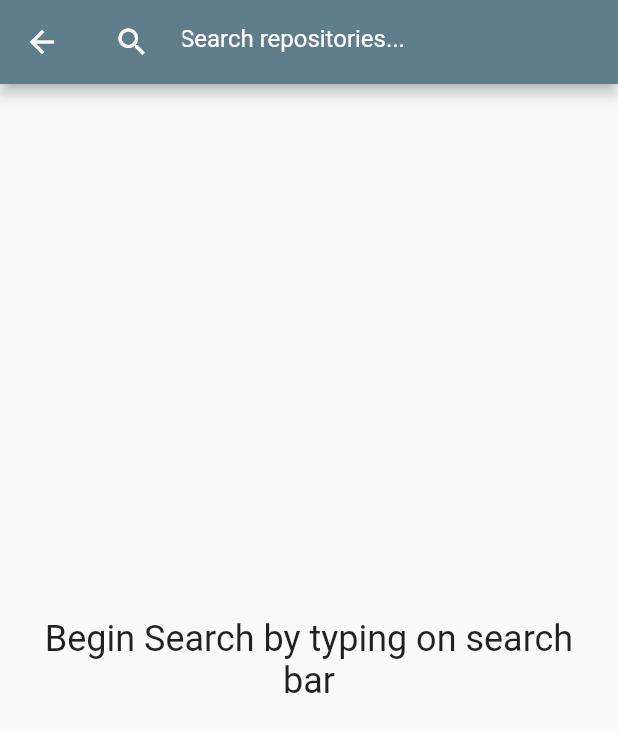
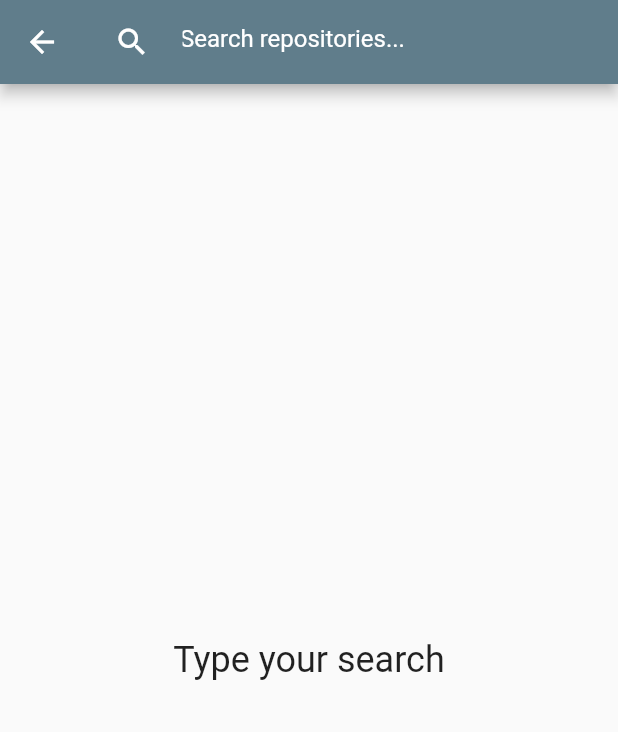
Before and after one commit to liritharan/Github_trending_respo, a Flutter app: the screen it shows after launch, after a tap on the "search" icon, on a phone screen of 412 x 824 dp. Shown: the top 732 px of the screen. Run offline on Flutter 3.47's test engine with Material 2 defaults, Android fonts, the light colour scheme and no system bars; our stand-ins replace date_format; network calls fail.

Commit message:
search update

```diff
--- a/lib/api.dart
+++ b/lib/api.dart
@@ -62,7 +62,7 @@ class Api {
     try {
       final httpRequest = await _httpClient.getUrl(uri);
       final httpResponse = await httpRequest.close();
-      if (httpResponse.statusCode != HttpStatus.OK) {
+      if (httpResponse.statusCode != HttpStatus.ok) {
         return null;
       }
 
--- a/lib/home.dart
+++ b/lib/home.dart
@@ -47,18 +47,8 @@ class _HomeState extends State<Home> {
             margin: EdgeInsets.only(top: 4.0),
             child: Column(
               children: <Widget>[
-                Text('Github Repos',
-                    style: Theme
-                        .of(context)
-                        .textTheme
-                        .headline
-                        .apply(color: Colors.white)),
-                Text('Trending',
-                    style: Theme
-                        .of(context)
-                        .textTheme
-                        .subhead
-                        .apply(color: Colors.white))
+                Text('Github Repos',),
+                Text('Trending',)
               ],
             )),
         centerTitle: true,
@@ -81,14 +71,13 @@ class _HomeState extends State<Home> {
   Widget buildBody(BuildContext context) {
     if (_isFetching) {
       return Container(
-          alignment: Alignment.center, child: Icon(Icons.timelapse));
+          alignment: Alignment.center, child: Icon(Icons.hourglass_empty));
     } else if (_error != null) {
       return Container(
           alignment: Alignment.center,
           child: Text(
             _error,
-            style: Theme.of(context).textTheme.headline,
-          ));
+             ));
     } else {
       return ListView.builder(
           padding: EdgeInsets.symmetric(vertical: 8.0),
--- a/lib/item.dart
+++ b/lib/item.dart
@@ -21,14 +21,14 @@ class GithubItem extends StatelessWidget {
                 crossAxisAlignment: CrossAxisAlignment.start,
                 children: <Widget>[
                   Text((repo.name != null) ? repo.name : '-',
-                      style: Theme.of(context).textTheme.subhead),
+                      style: Theme.of(context).textTheme.subtitle1),
                   Padding(
                     padding: EdgeInsets.only(top: 4.0),
                     child: Text(
                         repo.description != null
                             ? repo.description
                             : 'No desription',
-                        style: Theme.of(context).textTheme.body1),
+                        style: Theme.of(context).textTheme.bodyText2),
                   ),
                   Padding(
                     padding: EdgeInsets.only(top: 8.0),
--- a/lib/main.dart
+++ b/lib/main.dart
@@ -8,7 +8,7 @@ class MyApp extends StatelessWidget {
   @override
   Widget build(BuildContext context) {
     return new MaterialApp(
-        title: 'Github Search',
+        title: 'Github',
         debugShowCheckedModeBanner: false,
         theme: new ThemeData(
           primarySwatch: Colors.blueGrey
--- a/lib/search.dart
+++ b/lib/search.dart
@@ -93,7 +93,7 @@ class _SearchState extends State<SearchList> {
     } else if (_error != null) {
       return CenterTitle(_error);
     } else if (_searchQuery.text.isEmpty) {
-      return CenterTitle('Begin Search by typing on search bar');
+      return CenterTitle('Type your search');
     } else {
       return ListView.builder(
           padding: EdgeInsets.symmetric(vertical: 8.0),
@@ -117,7 +117,7 @@ class CenterTitle extends StatelessWidget {
         alignment: Alignment.center,
         child: Text(
           title,
-          style: Theme.of(context).textTheme.headline,
+          style: Theme.of(context).textTheme.headline5,
           textAlign: TextAlign.center,
         ));
   }
```
